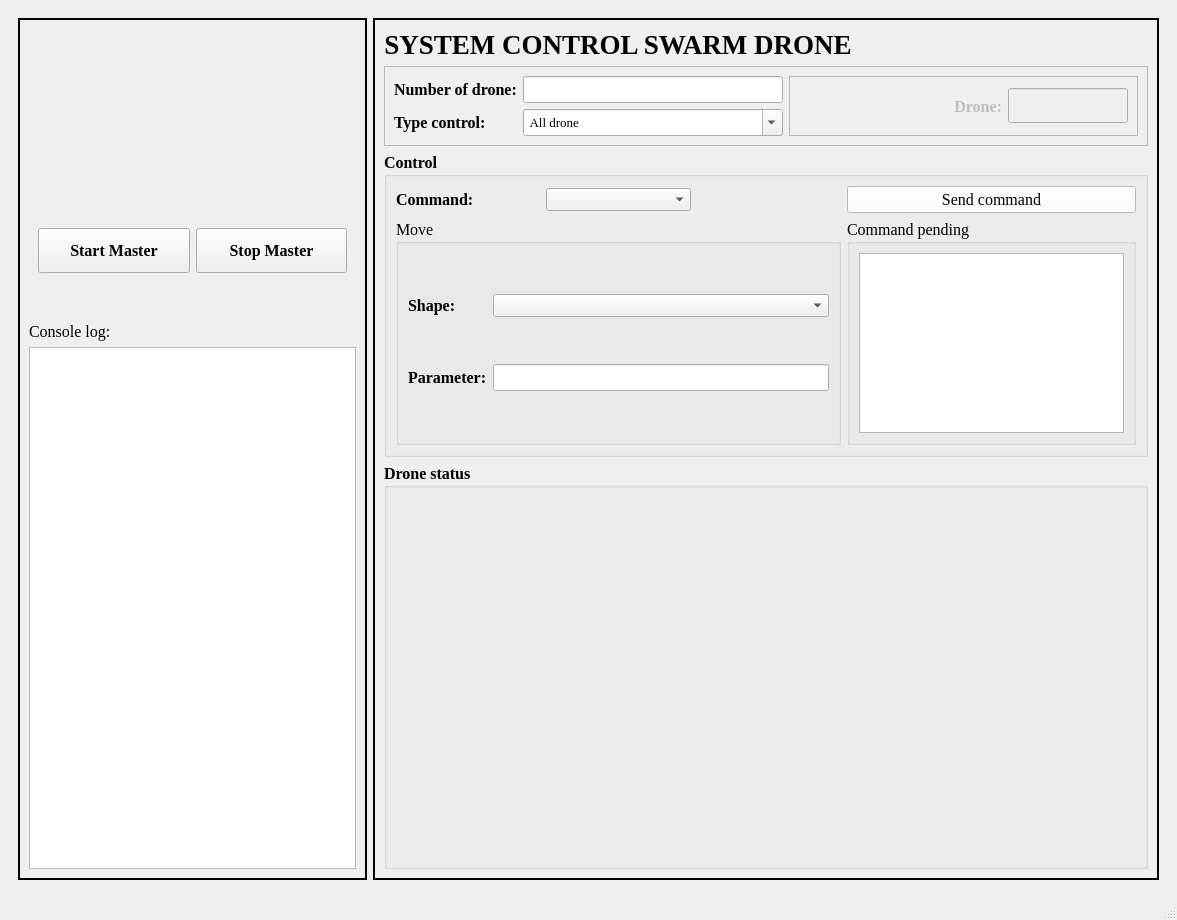
First picture: the form in MQTT/Tryout_MQTT5/systemControlDrone.ui, repository cuongcodeF4/Swarm_quadcopter-, before the edit.
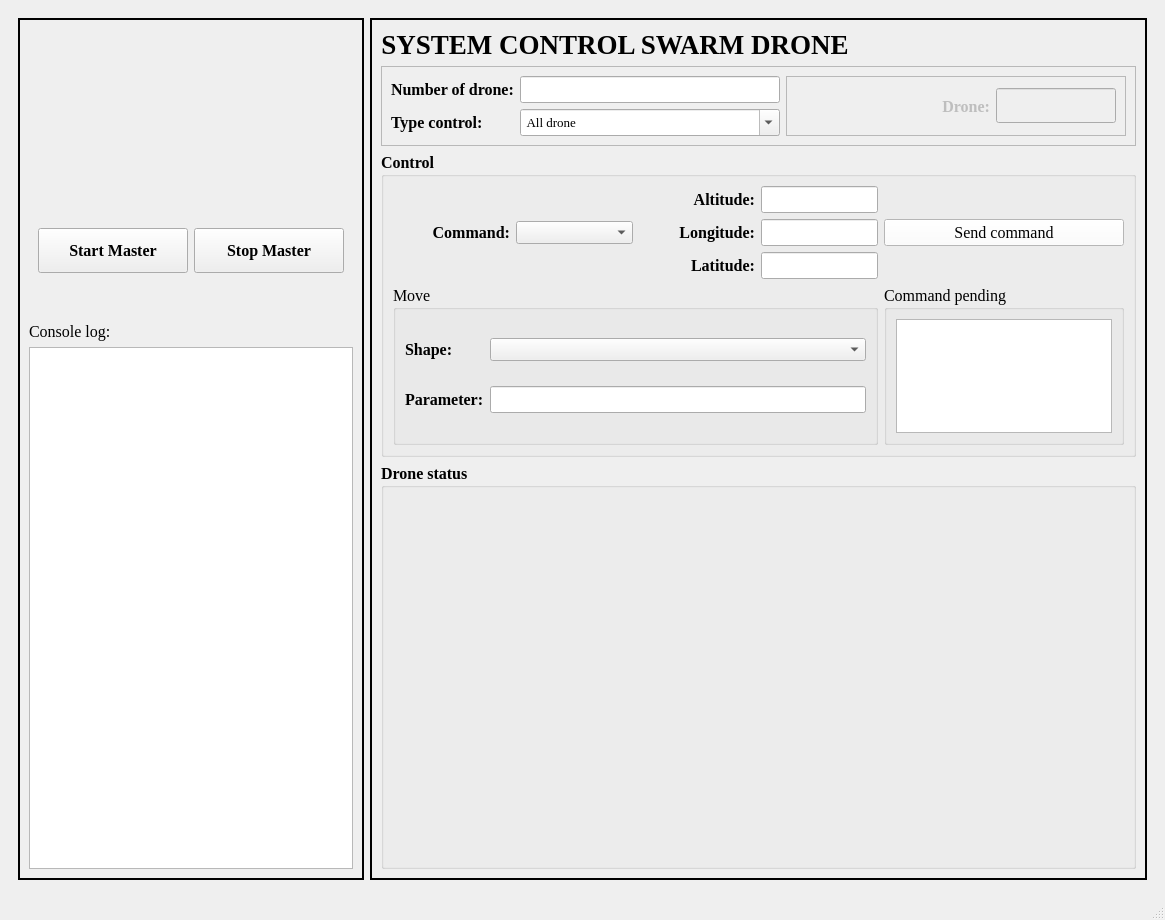
Second picture: the form after the edit. Icons and pictures are not drawn.

Commit message: Add battery  status for each drone

The edit to the form file:
```diff
--- a/MQTT/Tryout_MQTT5/systemControlDrone.ui
+++ b/MQTT/Tryout_MQTT5/systemControlDrone.ui
@@ -6,7 +6,7 @@
    <rect>
     <x>0</x>
     <y>0</y>
-    <width>1177</width>
+    <width>1165</width>
     <height>920</height>
    </rect>
   </property>
@@ -623,8 +623,14 @@
             <property name="title">
              <string>Control</string>
             </property>
-            <layout class="QGridLayout" name="gridLayout_2" rowstretch="1,0,0,0">
-             <item row="0" column="0">
+            <layout class="QGridLayout" name="gridLayout_2" rowstretch="1,0,0,0,0,0">
+             <item row="1" column="3">
+              <widget class="QLineEdit" name="longValue"/>
+             </item>
+             <item row="0" column="3">
+              <widget class="QLineEdit" name="altValue"/>
+             </item>
+             <item row="1" column="0">
               <widget class="QLabel" name="command">
                <property name="font">
                 <font>
@@ -637,9 +643,15 @@
                <property name="text">
                 <string>Command:</string>
                </property>
+               <property name="alignment">
+                <set>Qt::AlignRight|Qt::AlignTrailing|Qt::AlignVCenter</set>
+               </property>
               </widget>
              </item>
-             <item row="1" column="0" rowspan="3" colspan="3">
+             <item row="2" column="3">
+              <widget class="QLineEdit" name="latValue"/>
+             </item>
+             <item row="3" column="0" rowspan="3" colspan="4">
               <widget class="QGroupBox" name="groupBoxMove">
                <property name="sizePolicy">
                 <sizepolicy hsizetype="MinimumExpanding" vsizetype="MinimumExpanding">
@@ -717,7 +729,7 @@
                </layout>
               </widget>
              </item>
-             <item row="1" column="7" rowspan="3" colspan="2">
+             <item row="3" column="8" rowspan="3" colspan="2">
               <widget class="QGroupBox" name="groupBoxCommandPending">
                <property name="sizePolicy">
                 <sizepolicy hsizetype="MinimumExpanding" vsizetype="Expanding">
@@ -762,7 +774,7 @@
                </layout>
               </widget>
              </item>
-             <item row="0" column="1">
+             <item row="1" column="1">
               <widget class="QComboBox" name="commandComboBox">
                <property name="font">
                 <font>
@@ -773,7 +785,40 @@
                </property>
               </widget>
              </item>
-             <item row="0" column="7" colspan="2">
+             <item row="2" column="2">
+              <widget class="QLabel" name="lat">
+               <property name="text">
+                <string>Latitude:</string>
+               </property>
+               <property name="alignment">
+                <set>Qt::AlignRight|Qt::AlignTrailing|Qt::AlignVCenter</set>
+               </property>
+              </widget>
+             </item>
+             <item row="1" column="2">
+              <widget class="QLabel" name="long_2">
+               <property name="text">
+                <string>Longitude:</string>
+               </property>
+               <property name="alignment">
+                <set>Qt::AlignRight|Qt::AlignTrailing|Qt::AlignVCenter</set>
+               </property>
+              </widget>
+             </item>
+             <item row="0" column="2">
+              <widget class="QLabel" name="alt">
+               <property name="layoutDirection">
+                <enum>Qt::LeftToRight</enum>
+               </property>
+               <property name="text">
+                <string>Altitude:</string>
+               </property>
+               <property name="alignment">
+                <set>Qt::AlignRight|Qt::AlignTrailing|Qt::AlignVCenter</set>
+               </property>
+              </widget>
+             </item>
+             <item row="1" column="8" colspan="2">
               <widget class="QPushButton" name="bntSendCommand">
                <property name="sizePolicy">
                 <sizepolicy hsizetype="MinimumExpanding" vsizetype="Fixed">
```
Left out of the diff: 2 changed lines with no effect on the pictures. The commit also changes 14 other files.
